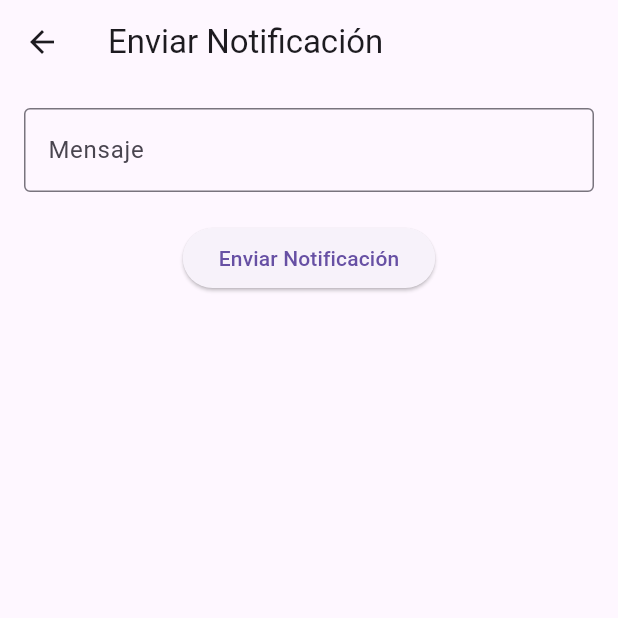
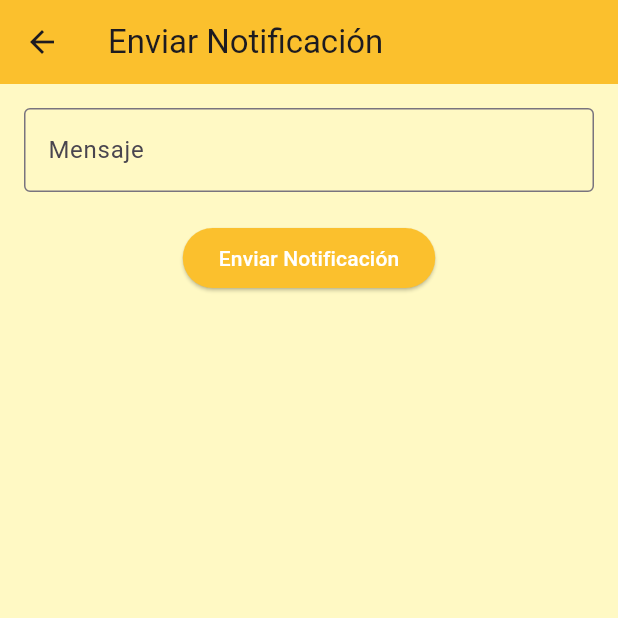
Before and after one commit to jasvix12/googleflutter, a Flutter app: the SendNotificationPage screen opened directly, on a phone screen of 412 x 824 dp, the top half of it. Run offline on Flutter 3.47's test engine with Material 3 defaults, Android fonts, the phone set to English and light mode, and no system bars; our stand-ins replace cloud_firestore, firebase_auth, firebase_core, firebase_messaging, flutter_local_notifications, font_awesome_flutter and 1 more; accounts and stored records are empty.

Commit message:
10/03/2025

```diff
--- a/lib/send_notification_page.dart
+++ b/lib/send_notification_page.dart
@@ -50,8 +50,10 @@ class _SendNotificationPageState extends State<SendNotificationPage> {
   @override
   Widget build(BuildContext context) {
     return Scaffold(
+      backgroundColor:Colors.yellow[100], //Fondo amarillo claro
       appBar: AppBar(
         title: Text("Enviar Notificación"),
+        backgroundColor: Colors.yellow[700], //AppBar amarillo mas oscuro
       ),
       body: Padding(
         padding: EdgeInsets.all(16.0),
@@ -67,6 +69,10 @@ class _SendNotificationPageState extends State<SendNotificationPage> {
             SizedBox(height: 20),
             ElevatedButton(
               onPressed: _sendNotification,
+              style: ElevatedButton.styleFrom(
+                backgroundColor: Colors.yellow[700], //Boton amarillo oscuro
+                foregroundColor: Colors.white, //Texto blanco
+              ),
               child: Text("Enviar Notificación"),
             ),
           ],
```
Also changed, not shown: lib/login_page.dart (+5 -14 lines).
